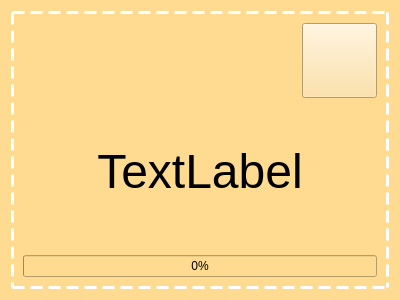
The window that basicquiz.ui (zxjorge/EDApp) describes before a commit, drawn with Qt 5.
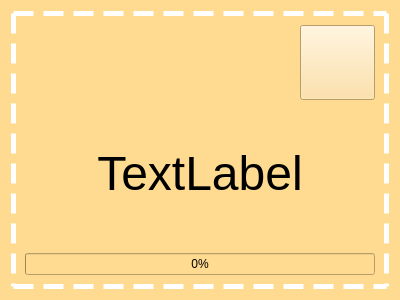
The same window after the commit. Icons and pictures are not drawn.

Commit message: Added audio files bc1 and bc2

What changed in the file:
```diff
--- a/basicquiz.ui
+++ b/basicquiz.ui
@@ -21,7 +21,7 @@
     <widget class="QFrame" name="verticalFrame">
      <property name="styleSheet">
       <string notr="true">QFrame#verticalFrame {
-	border: 3px dashed white;
+	border: 5px dashed white;
 }
 </string>
      </property>
```
The commit also changes 2 other files.
